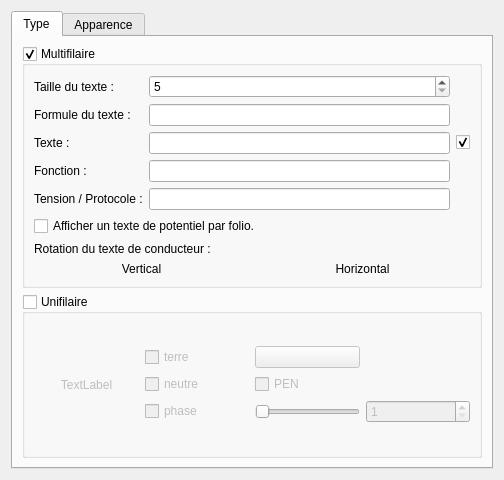
Qt form sources/ui/conductorpropertieswidget.ui (qelectrotech/qelectrotech-source-mirror) before a commit.
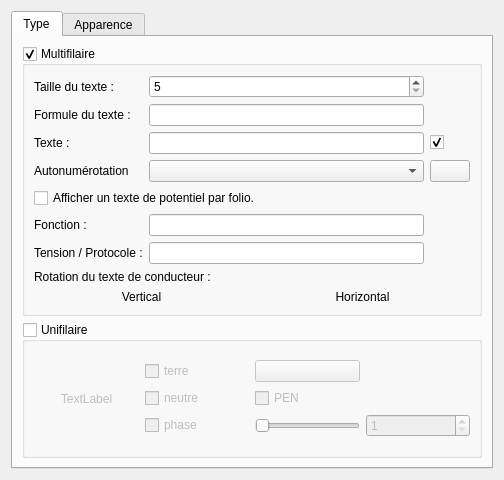
The same form after that commit. Icons and pictures are not drawn.

Commit message: Improve some widget and layout

The edit to the form file:
```diff
--- a/sources/ui/conductorpropertieswidget.ui
+++ b/sources/ui/conductorpropertieswidget.ui
@@ -37,7 +37,7 @@
          </property>
          <layout class="QVBoxLayout" name="verticalLayout_3">
           <item>
-           <layout class="QGridLayout" name="gridLayout_3">
+           <layout class="QGridLayout" name="gridLayout_3" rowstretch="0,0,0,0,0,0,0">
             <item row="0" column="0">
              <widget class="QLabel" name="label_2">
               <property name="text">
@@ -45,14 +45,44 @@
               </property>
              </widget>
             </item>
-            <item row="3" column="2">
+            <item row="5" column="1">
              <widget class="QLineEdit" name="m_function_le">
               <property name="clearButtonEnabled">
                <bool>true</bool>
               </property>
              </widget>
             </item>
-            <item row="0" column="2">
+            <item row="6" column="1">
+             <widget class="QLineEdit" name="m_tension_protocol_le">
+              <property name="clearButtonEnabled">
+               <bool>true</bool>
+              </property>
+             </widget>
+            </item>
+            <item row="2" column="2">
+             <widget class="QCheckBox" name="m_show_text_cb">
+              <property name="toolTip">
+               <string>Texte visible</string>
+              </property>
+              <property name="text">
+               <string/>
+              </property>
+              <property name="checked">
+               <bool>true</bool>
+              </property>
+             </widget>
+            </item>
+            <item row="4" column="0" colspan="3">
+             <widget class="QCheckBox" name="m_one_text_per_folio_cb">
+              <property name="toolTip">
+               <string>activer l'option un texte par potentiel</string>
+              </property>
+              <property name="text">
+               <string>Afficher un texte de potentiel par folio. </string>
+              </property>
+             </widget>
+            </item>
+            <item row="0" column="1">
              <widget class="QSpinBox" name="m_text_size_sb">
               <property name="toolTip">
                <string>Taille du texte</string>
@@ -74,20 +104,19 @@
               </property>
              </widget>
             </item>
-            <item row="4" column="2">
-             <widget class="QLineEdit" name="m_tension_protocol_le">
+            <item row="1" column="1">
+             <widget class="QLineEdit" name="m_formula_le"/>
+            </item>
+            <item row="2" column="1">
+             <widget class="QLineEdit" name="m_text_le">
+              <property name="toolTip">
+               <string>Texte</string>
+              </property>
               <property name="clearButtonEnabled">
                <bool>true</bool>
               </property>
              </widget>
             </item>
-            <item row="4" column="0">
-             <widget class="QLabel" name="label_9">
-              <property name="text">
-               <string>Tension / Protocole :</string>
-              </property>
-             </widget>
-            </item>
             <item row="2" column="0">
              <widget class="QLabel" name="label">
               <property name="text">
@@ -95,36 +124,13 @@
               </property>
              </widget>
             </item>
-            <item row="3" column="0">
+            <item row="5" column="0">
              <widget class="QLabel" name="label_8">
               <property name="text">
                <string>Fonction :</string>
               </property>
              </widget>
             </item>
-            <item row="2" column="2">
-             <widget class="QLineEdit" name="m_text_le">
-              <property name="toolTip">
-               <string>Texte</string>
-              </property>
-              <property name="clearButtonEnabled">
-               <bool>true</bool>
-              </property>
-             </widget>
-            </item>
-            <item row="2" column="3">
-             <widget class="QCheckBox" name="m_show_text_cb">
-              <property name="toolTip">
-               <string>Texte visible</string>
-              </property>
-              <property name="text">
-               <string/>
-              </property>
-              <property name="checked">
-               <bool>true</bool>
-              </property>
-             </widget>
-            </item>
             <item row="1" column="0">
              <widget class="QLabel" name="label_11">
               <property name="text">
@@ -132,24 +138,41 @@
               </property>
              </widget>
             </item>
-            <item row="1" column="2">
-             <widget class="QLineEdit" name="m_formula_le"/>
+            <item row="6" column="0">
+             <widget class="QLabel" name="label_9">
+              <property name="text">
+               <string>Tension / Protocole :</string>
+              </property>
+             </widget>
+            </item>
+            <item row="3" column="0">
+             <widget class="QLabel" name="m_autonum_label">
+              <property name="text">
+               <string>Autonumérotation</string>
+              </property>
+             </widget>
+            </item>
+            <item row="3" column="1">
+             <widget class="QComboBox" name="m_available_autonum_cb"/>
+            </item>
+            <item row="3" column="2">
+             <widget class="QPushButton" name="m_edit_autonum_pb">
+              <property name="toolTip">
+               <string>éditer les numérotations</string>
+              </property>
+              <property name="text">
+               <string/>
+              </property>
+              <property name="icon">
+               <iconset resource="../../qelectrotech.qrc">
+                <normaloff>:/ico/16x16/configure.png</normaloff>:/ico/16x16/configure.png</iconset>
+              </property>
+             </widget>
             </item>
            </layout>
           </item>
           <item>
-           <layout class="QVBoxLayout" name="m_autonum_layout">
-            <item>
-             <widget class="QCheckBox" name="m_one_text_per_folio_cb">
-              <property name="toolTip">
-               <string>activer l'option un texte par potentiel</string>
-              </property>
-              <property name="text">
-               <string>Afficher un texte de potentiel par folio. </string>
-              </property>
-             </widget>
-            </item>
-           </layout>
+           <layout class="QVBoxLayout" name="m_autonum_layout"/>
           </item>
           <item>
            <layout class="QGridLayout" name="m_text_angle_gl">
```
The commit also changes 10 other files.
